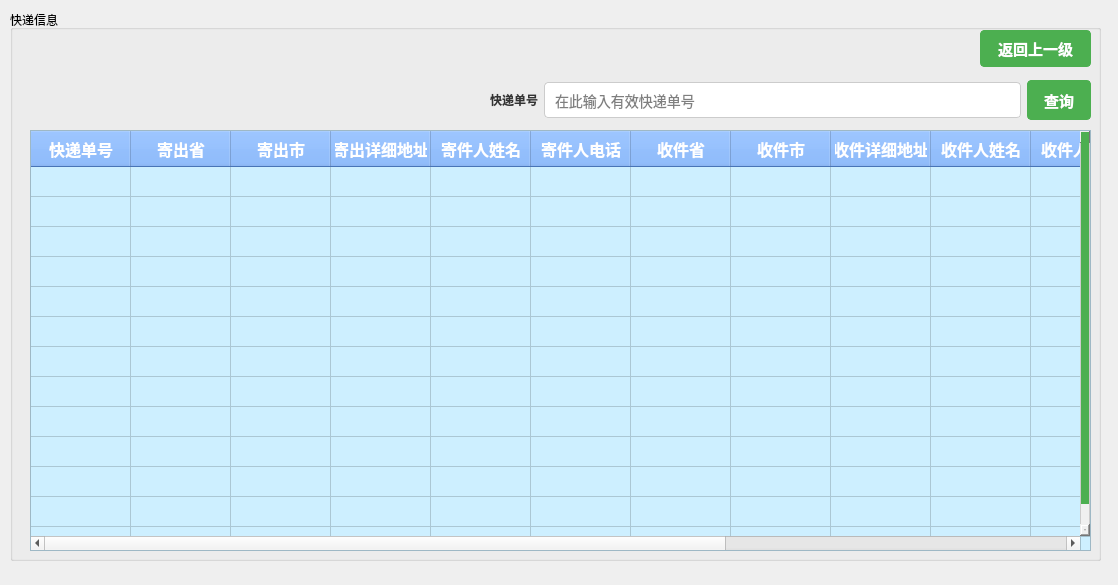
Above: modules/user/user_search_delivery.ui from gfzyl/Parcel-System before the change. Below: the same form after it.
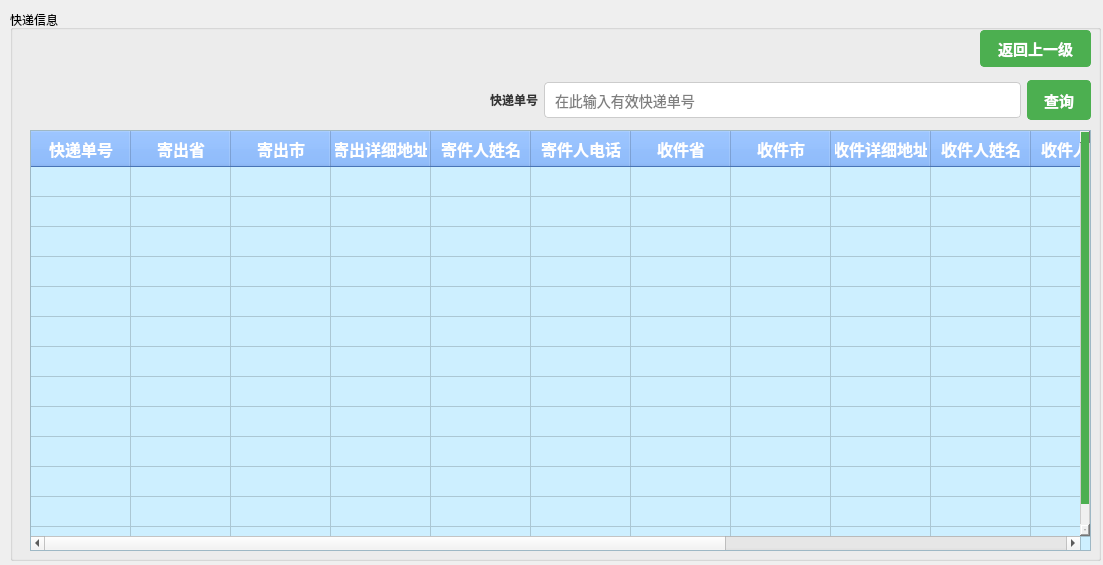
That is the form after the change.

What changed in the file:
```diff
--- a/modules/user/user_search_delivery.ui
+++ b/modules/user/user_search_delivery.ui
@@ -6,8 +6,8 @@
    <rect>
     <x>0</x>
     <y>0</y>
-    <width>1118</width>
-    <height>585</height>
+    <width>1103</width>
+    <height>565</height>
    </rect>
   </property>
   <property name="windowTitle">
```
Left out of the diff: 2 changed lines with no effect on the pictures.
